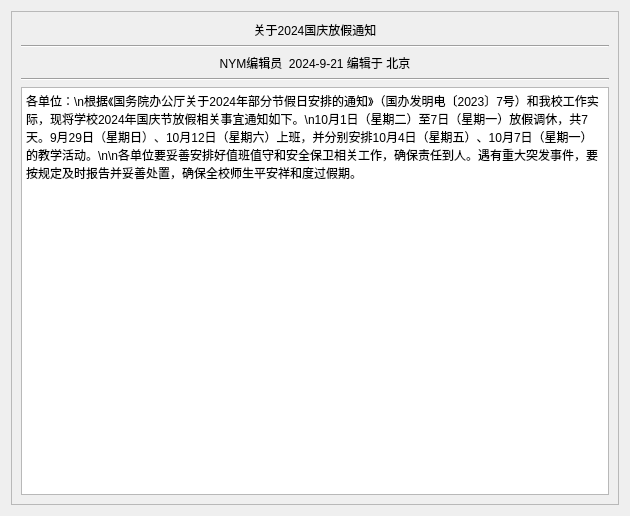
jingjingh17/PyqtStudentSys, file infoDetails.ui: the form before one commit.
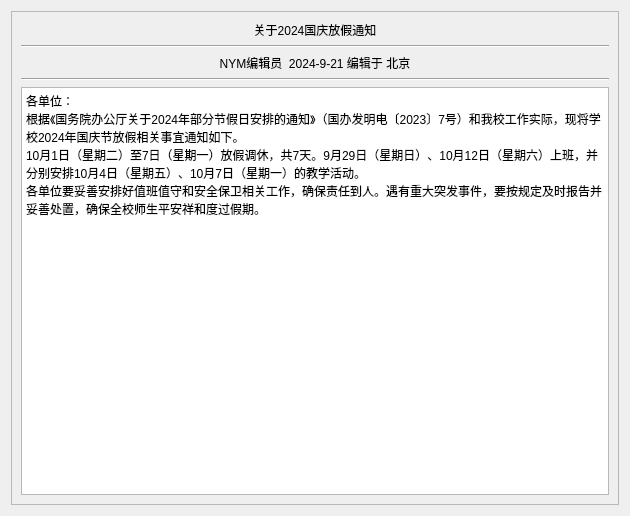
The form after the commit. Custom widgets are drawn as their Qt base class.

Commit message: 主页通知详情跳转

What changed in the file:
```diff
--- a/infoDetails.ui
+++ b/infoDetails.ui
@@ -84,7 +84,11 @@
        <item>
         <widget class="PlainTextEdit" name="plainTextEdit">
          <property name="plainText">
-          <string>各单位：\n根据《国务院办公厅关于2024年部分节假日安排的通知》（国办发明电〔2023〕7号）和我校工作实际，现将学校2024年国庆节放假相关事宜通知如下。\n10月1日（星期二）至7日（星期一）放假调休，共7天。9月29日（星期日）、10月12日（星期六）上班，并分别安排10月4日（星期五）、10月7日（星期一）的教学活动。\n\n各单位要妥善安排好值班值守和安全保卫相关工作，确保责任到人。遇有重大突发事件，要按规定及时报告并妥善处置，确保全校师生平安祥和度过假期。</string>
+          <string>各单位：
+根据《国务院办公厅关于2024年部分节假日安排的通知》（国办发明电〔2023〕7号）和我校工作实际，现将学校2024年国庆节放假相关事宜通知如下。
+10月1日（星期二）至7日（星期一）放假调休，共7天。9月29日（星期日）、10月12日（星期六）上班，并分别安排10月4日（星期五）、10月7日（星期一）的教学活动。
+各单位要妥善安排好值班值守和安全保卫相关工作，确保责任到人。遇有重大突发事件，要按规定及时报告并妥善处置，确保全校师生平安祥和度过假期。
+</string>
          </property>
          <property name="overwriteMode">
           <bool>false</bool>
```
The commit also changes 7 other files.
